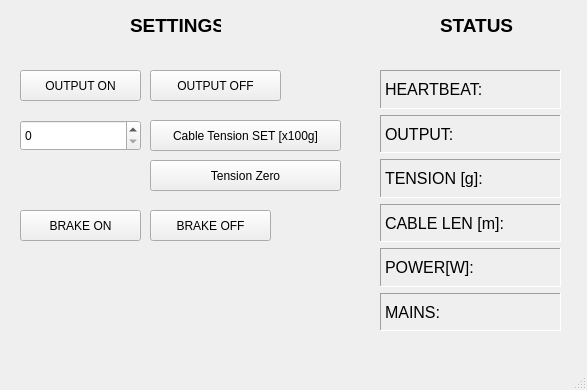
Before: the Qt Designer form FF_GPU_control_gui_example.ui in FlyfocusUAV/FF_GPU_control_gui_example, drawn with Qt 5.
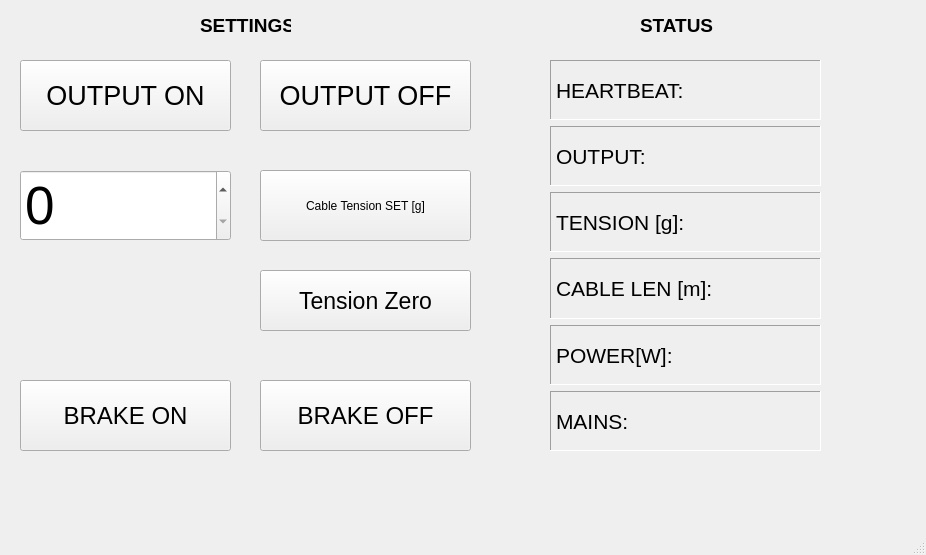
After: the same form once the commit is applied.

Diff of the .ui file:
```diff
--- a/FF_GPU_control_gui_example.ui
+++ b/FF_GPU_control_gui_example.ui
@@ -6,8 +6,8 @@
    <rect>
     <x>0</x>
     <y>0</y>
-    <width>587</width>
-    <height>390</height>
+    <width>926</width>
+    <height>555</height>
    </rect>
   </property>
   <property name="windowTitle">
@@ -17,25 +17,30 @@
    <widget class="QPushButton" name="TensionSetButton">
     <property name="geometry">
      <rect>
-      <x>150</x>
-      <y>120</y>
-      <width>191</width>
-      <height>31</height>
+      <x>260</x>
+      <y>170</y>
+      <width>211</width>
+      <height>71</height>
      </rect>
     </property>
     <property name="text">
-     <string>Cable Tension SET [x100g]</string>
+     <string>Cable Tension SET [g]</string>
     </property>
    </widget>
    <widget class="QSpinBox" name="TensionSpinBox">
     <property name="geometry">
      <rect>
       <x>20</x>
-      <y>120</y>
-      <width>121</width>
-      <height>31</height>
+      <y>170</y>
+      <width>211</width>
+      <height>71</height>
      </rect>
     </property>
+    <property name="font">
+     <font>
+      <pointsize>40</pointsize>
+     </font>
+    </property>
     <property name="maximum">
      <number>4000</number>
     </property>
@@ -46,7 +51,7 @@
    <widget class="QLabel" name="label">
     <property name="geometry">
      <rect>
-      <x>130</x>
+      <x>200</x>
       <y>10</y>
       <width>91</width>
       <height>31</height>
@@ -66,7 +71,7 @@
    <widget class="QLabel" name="label_2">
     <property name="geometry">
      <rect>
-      <x>440</x>
+      <x>640</x>
       <y>10</y>
       <width>91</width>
       <height>31</height>
@@ -86,12 +91,17 @@
    <widget class="QPushButton" name="OffSetButton">
     <property name="geometry">
      <rect>
-      <x>150</x>
-      <y>70</y>
-      <width>131</width>
-      <height>31</height>
+      <x>260</x>
+      <y>60</y>
+      <width>211</width>
+      <height>71</height>
      </rect>
     </property>
+    <property name="font">
+     <font>
+      <pointsize>20</pointsize>
+     </font>
+    </property>
     <property name="text">
      <string>OUTPUT OFF</string>
     </property>
@@ -100,11 +110,16 @@
     <property name="geometry">
      <rect>
       <x>20</x>
-      <y>70</y>
-      <width>121</width>
-      <height>31</height>
+      <y>60</y>
+      <width>211</width>
+      <height>71</height>
      </rect>
     </property>
+    <property name="font">
+     <font>
+      <pointsize>20</pointsize>
+     </font>
+    </property>
     <property name="text">
      <string>OUTPUT ON</string>
     </property>
@@ -112,10 +127,10 @@
    <widget class="QWidget" name="layoutWidget">
     <property name="geometry">
      <rect>
-      <x>380</x>
-      <y>70</y>
-      <width>181</width>
-      <height>261</height>
+      <x>550</x>
+      <y>60</y>
+      <width>271</width>
+      <height>391</height>
      </rect>
     </property>
     <layout class="QVBoxLayout" name="verticalLayout">
@@ -123,7 +138,7 @@
       <widget class="QLabel" name="StatusHrtbtLabel">
        <property name="font">
         <font>
-         <pointsize>12</pointsize>
+         <pointsize>16</pointsize>
         </font>
        </property>
        <property name="frameShape">
@@ -144,7 +159,7 @@
       <widget class="QLabel" name="StatusOutputStateLabel">
        <property name="font">
         <font>
-         <pointsize>12</pointsize>
+         <pointsize>16</pointsize>
         </font>
        </property>
        <property name="frameShape">
@@ -165,7 +180,7 @@
       <widget class="QLabel" name="StatusTensionLabel">
        <property name="font">
         <font>
-         <pointsize>12</pointsize>
+         <pointsize>16</pointsize>
         </font>
        </property>
        <property name="frameShape">
@@ -186,7 +201,7 @@
       <widget class="QLabel" name="StatusCableLenLabel">
        <property name="font">
         <font>
-         <pointsize>12</pointsize>
+         <pointsize>16</pointsize>
         </font>
        </property>
        <property name="frameShape">
@@ -207,7 +222,7 @@
       <widget class="QLabel" name="StatusPwrLabel">
        <property name="font">
         <font>
-         <pointsize>12</pointsize>
+         <pointsize>16</pointsize>
         </font>
        </property>
        <property name="frameShape">
@@ -228,7 +243,7 @@
       <widget class="QLabel" name="StatusMainsLabel">
        <property name="font">
         <font>
-         <pointsize>12</pointsize>
+         <pointsize>16</pointsize>
         </font>
        </property>
        <property name="frameShape">
@@ -250,12 +265,17 @@
    <widget class="QPushButton" name="TensionZeroButton">
     <property name="geometry">
      <rect>
-      <x>150</x>
-      <y>160</y>
-      <width>191</width>
-      <height>31</height>
+      <x>260</x>
+      <y>270</y>
+      <width>211</width>
+      <height>61</height>
      </rect>
     </property>
+    <property name="font">
+     <font>
+      <pointsize>17</pointsize>
+     </font>
+    </property>
     <property name="text">
      <string>Tension Zero</string>
     </property>
@@ -264,11 +284,16 @@
     <property name="geometry">
      <rect>
       <x>20</x>
-      <y>210</y>
-      <width>121</width>
-      <height>31</height>
+      <y>380</y>
+      <width>211</width>
+      <height>71</height>
      </rect>
     </property>
+    <property name="font">
+     <font>
+      <pointsize>18</pointsize>
+     </font>
+    </property>
     <property name="text">
      <string>BRAKE ON</string>
     </property>
@@ -276,12 +301,17 @@
    <widget class="QPushButton" name="BrakeOffButton">
     <property name="geometry">
      <rect>
-      <x>150</x>
-      <y>210</y>
-      <width>121</width>
-      <height>31</height>
+      <x>260</x>
+      <y>380</y>
+      <width>211</width>
+      <height>71</height>
      </rect>
     </property>
+    <property name="font">
+     <font>
+      <pointsize>18</pointsize>
+     </font>
+    </property>
     <property name="text">
      <string>BRAKE OFF</string>
     </property>
```
Left out of the diff: 2 changed lines with no effect on the pictures.
